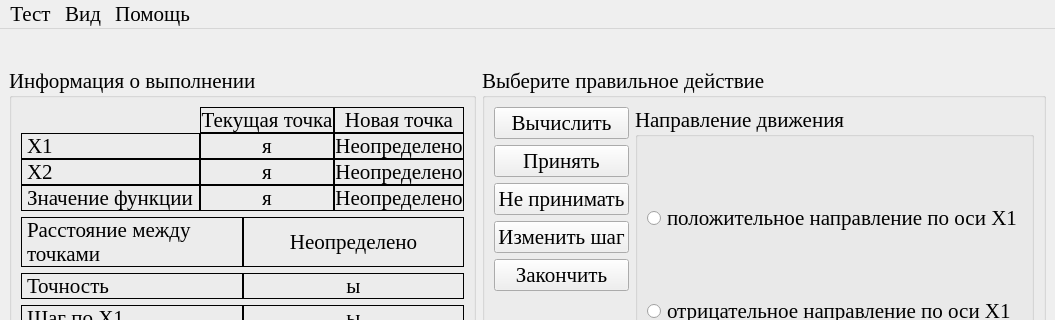
The window that optimizationmethods/ui/CWdescent_fixwindow.ui (Eliminationzx/optimizationmethods) describes before a commit, drawn with Qt 5; both pictures show x 0 to 1055 and y 0 to 320 of the 1055 by 632 pixel window.
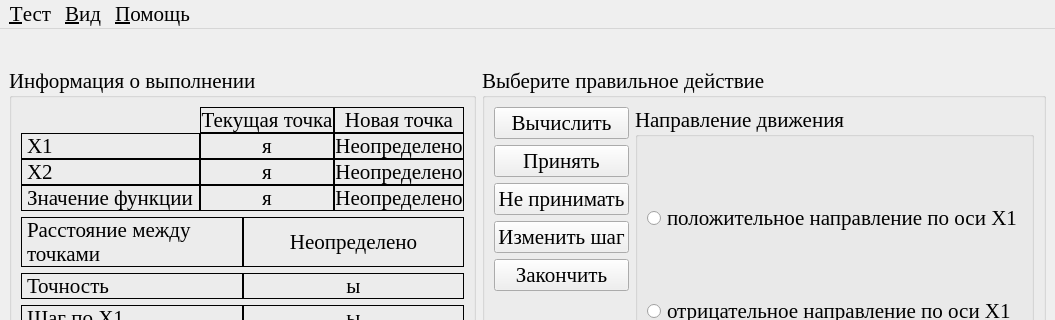
The same window after the commit.

Commit message: Добавил в меню первого метода буквы вызова.

Diff of the .ui file:
```diff
--- a/optimizationmethods/ui/CWdescent_fixwindow.ui
+++ b/optimizationmethods/ui/CWdescent_fixwindow.ui
@@ -508,18 +508,18 @@
      <x>0</x>
      <y>0</y>
      <width>1037</width>
-     <height>23</height>
+     <height>30</height>
     </rect>
    </property>
    <widget class="QMenu" name="view_menu">
     <property name="title">
-     <string>Вид</string>
+     <string>&amp;Вид</string>
     </property>
     <addaction name="difiniFonto_act"/>
    </widget>
    <widget class="QMenu" name="helpo_menu">
     <property name="title">
-     <string>Помощь</string>
+     <string>&amp;Помощь</string>
     </property>
     <addaction name="helpo_action"/>
     <addaction name="separator"/>
@@ -527,7 +527,7 @@
    </widget>
    <widget class="QMenu" name="testo_menu">
     <property name="title">
-     <string>Тест</string>
+     <string>&amp;Тест</string>
     </property>
     <addaction name="recomenci_acn"/>
     <addaction name="action"/>
```
